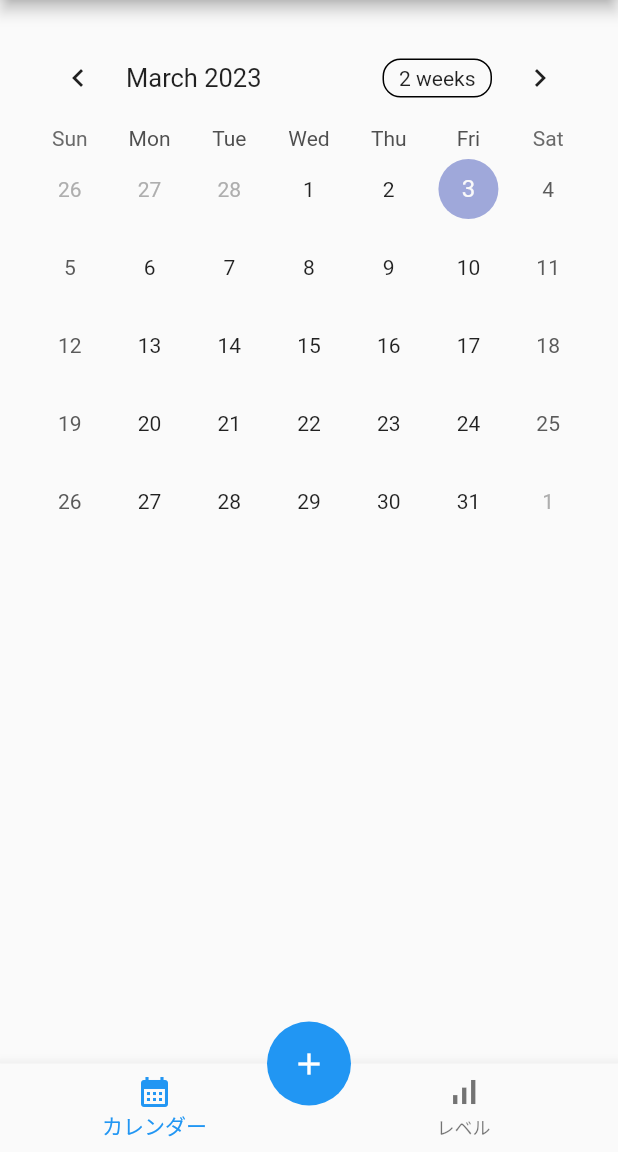
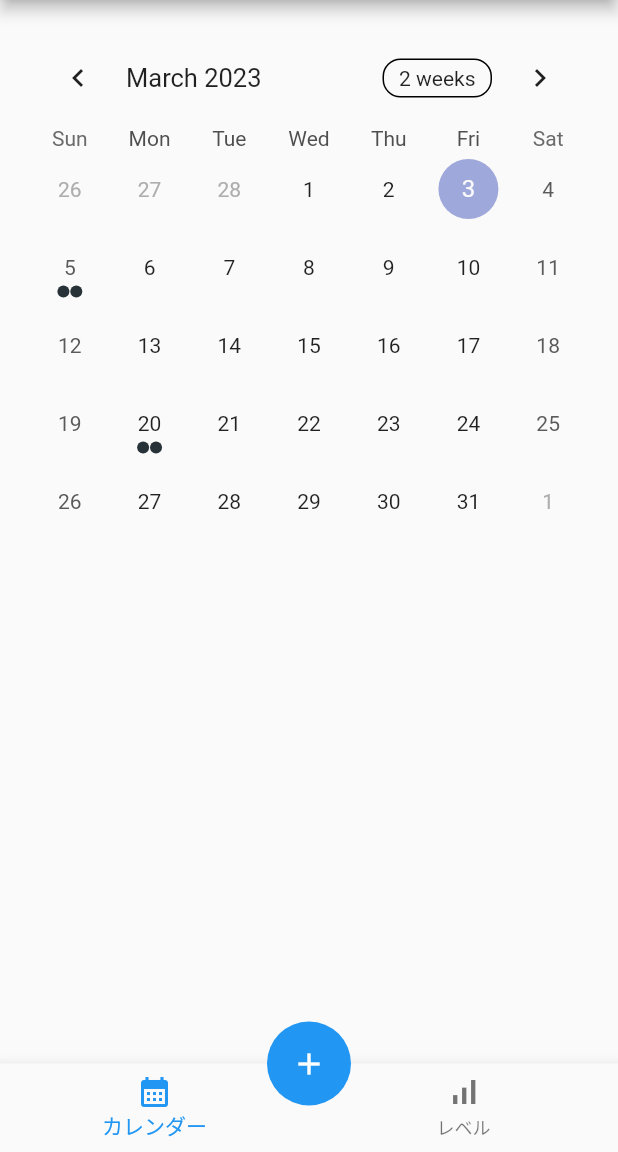
Before and after one commit to katsualonso14/Flutter-Workout-Managar, a Flutter app: the screen it shows after launch, on a phone screen of 412 x 824 dp, the part 84-1236 px from its top. Run offline on Flutter 3.47's test engine with Material 2 defaults, Android fonts, the phone set to English and light mode, and no system bars; drawn by our look-alikes of table_calendar.

Commit message:
chenge month Mar from Feb

```diff
--- a/lib/presentation/page/calender_page.dart
+++ b/lib/presentation/page/calender_page.dart
@@ -19,13 +19,13 @@ class _CalenderPageState extends State<CalenderPage> {
 
   //Map形式で保持　keyが日付　値が文字列
   final sampleMap = {
-    DateTime.utc(2023, 2,20): ['firstEvent', 'secondEvent'],
-    DateTime.utc(2023, 2,5): ['thirdEvent', 'fourthEvent'],
+    DateTime.utc(2023, 3,20): ['firstEvent', 'secondEvent'],
+    DateTime.utc(2023, 3,5): ['thirdEvent', 'fourthEvent'],
   };
 
   final sampleEvents = {
-    DateTime.utc(2023, 2,20): ['firstEvent', 'secondEvent'],
-    DateTime.utc(2023, 2,5): ['thirdEvent', 'fourthEvent']
+    DateTime.utc(2023, 3,20): ['firstEvent', 'secondEvent'],
+    DateTime.utc(2023, 3,5): ['thirdEvent', 'fourthEvent']
   };
 
   @override
@@ -58,11 +58,14 @@ class _CalenderPageState extends State<CalenderPage> {
                 // 日付が選択されたときの処理
                 onDaySelected: (selectedDay, focusedDay) {
                   setState(() {
+                    _selectedDay = selectedDay;
+                    _focusedDay = focusedDay;
                     _selectedEvents = sampleEvents[selectedDay] ?? [];
                   });
                 }
                 ),
           ),
+          // タップした時表示するリスト
           Expanded(
             child: ListView.builder(
               itemCount: _selectedEvents.length,
```
